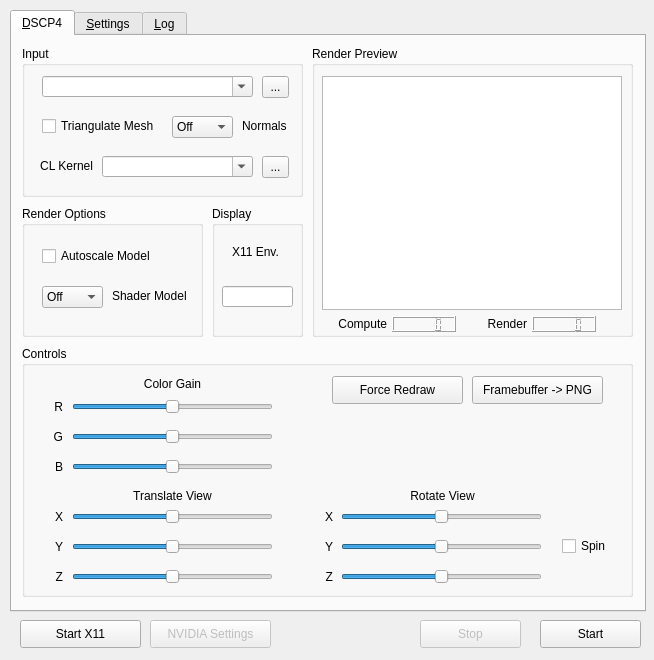
The window that render_algorithms/dscp4/dscp4-qt/ui/mainwindow.ui (itsermo/holovideo-algorithms) describes before a commit, drawn with Qt 5.
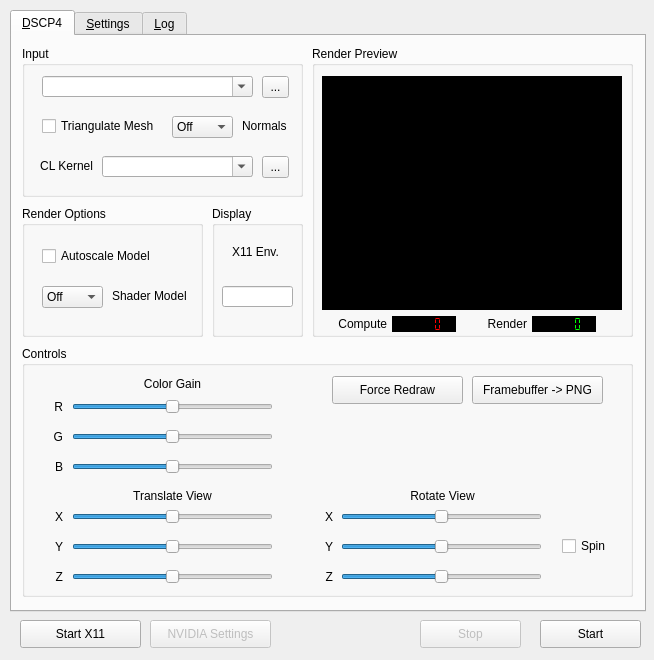
The same window after the commit. The open tabs and pages were chosen to show the change.

Commit message: style changes for fps counters

Diff of the .ui file:
```diff
--- a/render_algorithms/dscp4/dscp4-qt/ui/mainwindow.ui
+++ b/render_algorithms/dscp4/dscp4-qt/ui/mainwindow.ui
@@ -842,9 +842,133 @@
          <height>16</height>
         </rect>
        </property>
+       <property name="palette">
+        <palette>
+         <active>
+          <colorrole role="WindowText">
+           <brush brushstyle="SolidPattern">
+            <color alpha="255">
+             <red>0</red>
+             <green>255</green>
+             <blue>0</blue>
+            </color>
+           </brush>
+          </colorrole>
+          <colorrole role="Button">
+           <brush brushstyle="SolidPattern">
+            <color alpha="255">
+             <red>0</red>
+             <green>0</green>
+             <blue>0</blue>
+            </color>
+           </brush>
+          </colorrole>
+          <colorrole role="Base">
+           <brush brushstyle="SolidPattern">
+            <color alpha="255">
+             <red>0</red>
+             <green>0</green>
+             <blue>0</blue>
+            </color>
+           </brush>
+          </colorrole>
+          <colorrole role="Window">
+           <brush brushstyle="SolidPattern">
+            <color alpha="255">
+             <red>0</red>
+             <green>0</green>
+             <blue>0</blue>
+            </color>
+           </brush>
+          </colorrole>
+         </active>
+         <inactive>
+          <colorrole role="WindowText">
+           <brush brushstyle="SolidPattern">
+            <color alpha="255">
+             <red>0</red>
+             <green>255</green>
+             <blue>0</blue>
+            </color>
+           </brush>
+          </colorrole>
+          <colorrole role="Button">
+           <brush brushstyle="SolidPattern">
+            <color alpha="255">
+             <red>0</red>
+             <green>0</green>
+             <blue>0</blue>
+            </color>
+           </brush>
+          </colorrole>
+          <colorrole role="Base">
+           <brush brushstyle="SolidPattern">
+            <color alpha="255">
+             <red>0</red>
+             <green>0</green>
+             <blue>0</blue>
+            </color>
+           </brush>
+          </colorrole>
+          <colorrole role="Window">
+           <brush brushstyle="SolidPattern">
+            <color alpha="255">
+             <red>0</red>
+             <green>0</green>
+             <blue>0</blue>
+            </color>
+           </brush>
+          </colorrole>
+         </inactive>
+         <disabled>
+          <colorrole role="WindowText">
+           <brush brushstyle="SolidPattern">
+            <color alpha="255">
+             <red>120</red>
+             <green>120</green>
+             <blue>120</blue>
+            </color>
+           </brush>
+          </colorrole>
+          <colorrole role="Button">
+           <brush brushstyle="SolidPattern">
+            <color alpha="255">
+             <red>0</red>
+             <green>0</green>
+             <blue>0</blue>
+            </color>
+           </brush>
+          </colorrole>
+          <colorrole role="Base">
+           <brush brushstyle="SolidPattern">
+            <color alpha="255">
+             <red>0</red>
+             <green>0</green>
+             <blue>0</blue>
+            </color>
+           </brush>
+          </colorrole>
+          <colorrole role="Window">
+           <brush brushstyle="SolidPattern">
+            <color alpha="255">
+             <red>0</red>
+             <green>0</green>
+             <blue>0</blue>
+            </color>
+           </brush>
+          </colorrole>
+         </disabled>
+        </palette>
+       </property>
        <property name="toolTip">
         <string>&lt;html&gt;&lt;head/&gt;&lt;body&gt;&lt;p&gt;The total frame render speed, in FPS&lt;/p&gt;&lt;/body&gt;&lt;/html&gt;</string>
        </property>
+       <property name="styleSheet">
+        <string notr="true">background: black;</string>
+       </property>
+       <property name="segmentStyle">
+        <enum>QLCDNumber::Flat</enum>
+       </property>
       </widget>
       <widget class="QLabel" name="renderFPSLabel">
        <property name="geometry">
@@ -887,6 +1011,9 @@
          <height>234</height>
         </rect>
        </property>
+       <property name="styleSheet">
+        <string notr="true">background: black;</string>
+       </property>
        <property name="backgroundBrush">
         <brush brushstyle="NoBrush">
          <color alpha="255">
@@ -918,9 +1045,133 @@
          <height>16</height>
         </rect>
        </property>
+       <property name="palette">
+        <palette>
+         <active>
+          <colorrole role="WindowText">
+           <brush brushstyle="SolidPattern">
+            <color alpha="255">
+             <red>255</red>
+             <green>0</green>
+             <blue>0</blue>
+            </color>
+           </brush>
+          </colorrole>
+          <colorrole role="Button">
+           <brush brushstyle="SolidPattern">
+            <color alpha="255">
+             <red>0</red>
+             <green>0</green>
+             <blue>0</blue>
+            </color>
+           </brush>
+          </colorrole>
+          <colorrole role="Base">
+           <brush brushstyle="SolidPattern">
+            <color alpha="255">
+             <red>0</red>
+             <green>0</green>
+             <blue>0</blue>
+            </color>
+           </brush>
+          </colorrole>
+          <colorrole role="Window">
+           <brush brushstyle="SolidPattern">
+            <color alpha="255">
+             <red>0</red>
+             <green>0</green>
+             <blue>0</blue>
+            </color>
+           </brush>
+          </colorrole>
+         </active>
+         <inactive>
+          <colorrole role="WindowText">
+           <brush brushstyle="SolidPattern">
+            <color alpha="255">
+             <red>255</red>
+             <green>0</green>
+             <blue>0</blue>
+            </color>
+           </brush>
+          </colorrole>
+          <colorrole role="Button">
+           <brush brushstyle="SolidPattern">
+            <color alpha="255">
+             <red>0</red>
+             <green>0</green>
+             <blue>0</blue>
+            </color>
+           </brush>
+          </colorrole>
+          <colorrole role="Base">
+           <brush brushstyle="SolidPattern">
+            <color alpha="255">
+             <red>0</red>
+             <green>0</green>
+             <blue>0</blue>
+            </color>
+           </brush>
+          </colorrole>
+          <colorrole role="Window">
+           <brush brushstyle="SolidPattern">
+            <color alpha="255">
+             <red>0</red>
+             <green>0</green>
+             <blue>0</blue>
+            </color>
+           </brush>
+          </colorrole>
+         </inactive>
+         <disabled>
+          <colorrole role="WindowText">
+           <brush brushstyle="SolidPattern">
+            <color alpha="255">
+             <red>120</red>
+             <green>120</green>
+             <blue>120</blue>
+            </color>
+           </brush>
+          </colorrole>
+          <colorrole role="Button">
+           <brush brushstyle="SolidPattern">
+            <color alpha="255">
+             <red>0</red>
+             <green>0</green>
+             <blue>0</blue>
+            </color>
+           </brush>
+          </colorrole>
+          <colorrole role="Base">
+           <brush brushstyle="SolidPattern">
+            <color alpha="255">
+             <red>0</red>
+             <green>0</green>
+             <blue>0</blue>
+            </color>
+           </brush>
+          </colorrole>
+          <colorrole role="Window">
+           <brush brushstyle="SolidPattern">
+            <color alpha="255">
+             <red>0</red>
+             <green>0</green>
+             <blue>0</blue>
+            </color>
+           </brush>
+          </colorrole>
+         </disabled>
+        </palette>
+       </property>
        <property name="toolTip">
         <string>&lt;html&gt;&lt;head/&gt;&lt;body&gt;&lt;p&gt;The hologram computation speed, in FPS&lt;/p&gt;&lt;/body&gt;&lt;/html&gt;</string>
        </property>
+       <property name="styleSheet">
+        <string notr="true">background: black;</string>
+       </property>
+       <property name="segmentStyle">
+        <enum>QLCDNumber::Flat</enum>
+       </property>
       </widget>
      </widget>
     </widget>
```
Left out of the diff: 2 changed lines with no effect on the pictures. The commit also changes 1 other file.
